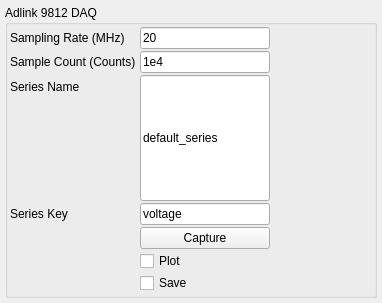
The window that nplab/instrument/electronics/adlink9812.ui (nanophotonics/nplab) describes before a commit, drawn with Qt 5.
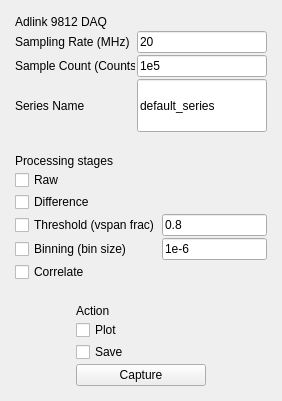
The same window after the commit.

Commit message: Raw,Difference,Threshold,Binning, Correlate stages added to UI

What changed in the file:
```diff
--- a/nplab/instrument/electronics/adlink9812.ui
+++ b/nplab/instrument/electronics/adlink9812.ui
@@ -6,8 +6,8 @@
    <rect>
     <x>0</x>
     <y>0</y>
-    <width>382</width>
-    <height>303</height>
+    <width>282</width>
+    <height>401</height>
    </rect>
   </property>
   <property name="windowTitle">
@@ -30,48 +30,21 @@
     <number>5</number>
    </property>
    <item>
-    <layout class="QHBoxLayout" name="horizontalLayout">
-     <property name="spacing">
-      <number>5</number>
-     </property>
-     <property name="sizeConstraint">
-      <enum>QLayout::SetDefaultConstraint</enum>
-     </property>
-     <property name="rightMargin">
-      <number>0</number>
-     </property>
-     <item>
-      <widget class="QGroupBox" name="groupBox_2">
-       <property name="sizePolicy">
-        <sizepolicy hsizetype="Expanding" vsizetype="Expanding">
-         <horstretch>0</horstretch>
-         <verstretch>0</verstretch>
-        </sizepolicy>
-       </property>
-       <property name="title">
-        <string>Adlink 9812 DAQ</string>
-       </property>
-       <layout class="QFormLayout" name="formLayout_2">
-        <property name="horizontalSpacing">
-         <number>4</number>
-        </property>
-        <property name="verticalSpacing">
-         <number>2</number>
-        </property>
+    <layout class="QGridLayout" name="daq_settings_layout">
         <property name="leftMargin">
-         <number>2</number>
+      <number>10</number>
         </property>
         <property name="topMargin">
-         <number>2</number>
+      <number>10</number>
         </property>
         <property name="rightMargin">
-         <number>2</number>
+      <number>10</number>
         </property>
         <property name="bottomMargin">
-         <number>2</number>
-        </property>
-        <item row="0" column="0">
-         <widget class="QLabel" name="label_6">
+      <number>10</number>
+     </property>
+     <item row="5" column="0">
+      <widget class="QLabel" name="label_7">
           <property name="minimumSize">
            <size>
             <width>50</width>
@@ -79,11 +52,36 @@
            </size>
           </property>
           <property name="text">
-           <string>Sampling Rate (MHz)</string>
+        <string>Sample Count (Counts)</string>
           </property>
          </widget>
         </item>
-        <item row="0" column="1">
+     <item row="5" column="1">
+      <widget class="QLineEdit" name="sample_count_textbox">
+       <property name="minimumSize">
+        <size>
+         <width>130</width>
+         <height>0</height>
+        </size>
+       </property>
+       <property name="maximumSize">
+        <size>
+         <width>80</width>
+         <height>16777215</height>
+        </size>
+       </property>
+       <property name="sizeIncrement">
+        <size>
+         <width>5</width>
+         <height>5</height>
+        </size>
+       </property>
+       <property name="text">
+        <string>1e5</string>
+       </property>
+      </widget>
+     </item>
+     <item row="4" column="1">
          <widget class="QLineEdit" name="sample_freq_textbox">
           <property name="sizePolicy">
            <sizepolicy hsizetype="Expanding" vsizetype="Fixed">
@@ -114,8 +112,8 @@
           </property>
          </widget>
         </item>
-        <item row="1" column="0">
-         <widget class="QLabel" name="label_7">
+     <item row="4" column="0">
+      <widget class="QLabel" name="label_6">
           <property name="minimumSize">
            <size>
             <width>50</width>
@@ -123,36 +121,11 @@
            </size>
           </property>
           <property name="text">
-           <string>Sample Count (Counts)</string>
+        <string>Sampling Rate (MHz)</string>
           </property>
          </widget>
         </item>
-        <item row="1" column="1">
-         <widget class="QLineEdit" name="sample_count_textbox">
-          <property name="minimumSize">
-           <size>
-            <width>130</width>
-            <height>0</height>
-           </size>
-          </property>
-          <property name="maximumSize">
-           <size>
-            <width>80</width>
-            <height>16777215</height>
-           </size>
-          </property>
-          <property name="sizeIncrement">
-           <size>
-            <width>5</width>
-            <height>5</height>
-           </size>
-          </property>
-          <property name="text">
-           <string>1e4</string>
-          </property>
-         </widget>
-        </item>
-        <item row="3" column="0">
+     <item row="6" column="0">
          <widget class="QLabel" name="label_8">
           <property name="minimumSize">
            <size>
@@ -165,7 +138,14 @@
           </property>
          </widget>
         </item>
-        <item row="3" column="1">
+     <item row="3" column="0">
+      <widget class="QLabel" name="label_3">
+       <property name="text">
+        <string>Adlink 9812 DAQ</string>
+       </property>
+      </widget>
+     </item>
+     <item row="6" column="1">
          <widget class="QLineEdit" name="series_name_textbox">
           <property name="sizePolicy">
            <sizepolicy hsizetype="Expanding" vsizetype="Expanding">
@@ -196,77 +176,102 @@
           </property>
          </widget>
         </item>
-        <item row="5" column="1">
-         <widget class="QPushButton" name="capture_button">
-          <property name="sizePolicy">
-           <sizepolicy hsizetype="Fixed" vsizetype="Fixed">
-            <horstretch>0</horstretch>
-            <verstretch>0</verstretch>
-           </sizepolicy>
-          </property>
-          <property name="minimumSize">
-           <size>
-            <width>130</width>
-            <height>0</height>
-           </size>
-          </property>
-          <property name="sizeIncrement">
-           <size>
-            <width>2</width>
-            <height>2</height>
-           </size>
-          </property>
+    </layout>
+   </item>
+   <item>
+    <layout class="QGridLayout" name="processing_stages_layout" rowstretch="0,0,0,0,0,0,0,0" rowminimumheight="0,0,0,0,0,0,0,0">
+     <property name="leftMargin">
+      <number>10</number>
+     </property>
+     <property name="topMargin">
+      <number>10</number>
+     </property>
+     <property name="rightMargin">
+      <number>10</number>
+     </property>
+     <property name="bottomMargin">
+      <number>10</number>
+     </property>
+     <item row="1" column="0">
+      <widget class="QLabel" name="label">
           <property name="text">
-           <string>Capture</string>
+        <string>Processing stages</string>
+       </property>
+      </widget>
+     </item>
+     <item row="3" column="0">
+      <widget class="QCheckBox" name="difference_checkbox">
+       <property name="text">
+        <string>Difference</string>
+       </property>
+      </widget>
+     </item>
+     <item row="5" column="0">
+      <widget class="QCheckBox" name="binning_checkbox">
+       <property name="text">
+        <string>Binning (bin size)</string>
+       </property>
+      </widget>
+     </item>
+     <item row="6" column="0">
+      <widget class="QCheckBox" name="correlate_checkbox">
+       <property name="text">
+        <string>Correlate</string>
           </property>
          </widget>
         </item>
         <item row="4" column="0">
-         <widget class="QLabel" name="label_9">
-          <property name="minimumSize">
-           <size>
-            <width>50</width>
-            <height>0</height>
-           </size>
-          </property>
+      <widget class="QCheckBox" name="threshold_checkbox">
+       <property name="text">
+        <string>Threshold (vspan frac)</string>
+       </property>
+      </widget>
+     </item>
+     <item row="2" column="0">
+      <widget class="QCheckBox" name="raw_checkbox">
           <property name="text">
-           <string>Series Key</string>
+        <string>Raw</string>
           </property>
          </widget>
         </item>
         <item row="4" column="1">
-         <widget class="QLineEdit" name="series_key_textbox">
-          <property name="minimumSize">
-           <size>
-            <width>130</width>
-            <height>0</height>
-           </size>
-          </property>
-          <property name="maximumSize">
-           <size>
-            <width>80</width>
-            <height>16777215</height>
-           </size>
-          </property>
-          <property name="sizeIncrement">
-           <size>
-            <width>5</width>
-            <height>5</height>
-           </size>
-          </property>
+      <widget class="QLineEdit" name="threshold_textbox">
+       <property name="text">
+        <string>0.8</string>
+       </property>
+      </widget>
+     </item>
+     <item row="5" column="1">
+      <widget class="QLineEdit" name="binning_textbox">
           <property name="text">
-           <string>voltage</string>
+        <string>1e-6</string>
           </property>
          </widget>
         </item>
-        <item row="6" column="1">
+    </layout>
+   </item>
+   <item>
+    <layout class="QGridLayout" name="actions_layout">
+     <property name="leftMargin">
+      <number>10</number>
+     </property>
+     <property name="topMargin">
+      <number>10</number>
+     </property>
+     <property name="rightMargin">
+      <number>10</number>
+     </property>
+     <property name="bottomMargin">
+      <number>10</number>
+     </property>
+     <item row="2" column="0">
          <widget class="QCheckBox" name="plot_checkbox">
           <property name="text">
            <string>Plot</string>
           </property>
          </widget>
         </item>
-        <item row="7" column="1">
+     <item row="5" column="0">
          <widget class="QCheckBox" name="save_checkbox">
           <property name="minimumSize">
            <size>
@@ -279,7 +284,36 @@
           </property>
          </widget>
         </item>
-       </layout>
+     <item row="6" column="0">
+      <widget class="QPushButton" name="capture_button">
+       <property name="sizePolicy">
+        <sizepolicy hsizetype="Fixed" vsizetype="Fixed">
+         <horstretch>0</horstretch>
+         <verstretch>0</verstretch>
+        </sizepolicy>
+       </property>
+       <property name="minimumSize">
+        <size>
+         <width>130</width>
+         <height>0</height>
+        </size>
+       </property>
+       <property name="sizeIncrement">
+        <size>
+         <width>2</width>
+         <height>2</height>
+        </size>
+       </property>
+       <property name="text">
+        <string>Capture</string>
+       </property>
+      </widget>
+     </item>
+     <item row="1" column="0">
+      <widget class="QLabel" name="label_2">
+       <property name="text">
+        <string>Action</string>
+       </property>
       </widget>
      </item>
     </layout>
```
Lines whose indentation alone changed are shown as unchanged. The commit also changes 4 other files.
